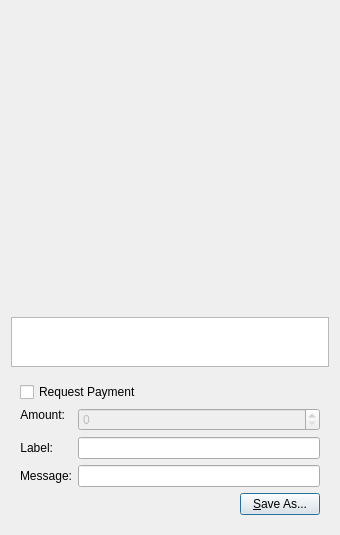
This is src/qt/forms/qrcodedialog.ui in cygnusxi/CurecoinSource as Qt 5 draws it before an edit. The edited form follows.
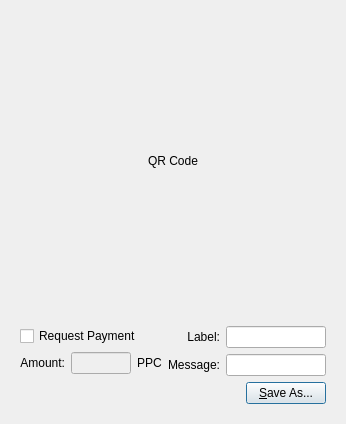
This is the edited form. Custom widgets are drawn as their Qt base class.

Patch:
```diff
--- a/src/qt/forms/qrcodedialog.ui
+++ b/src/qt/forms/qrcodedialog.ui
@@ -6,8 +6,8 @@
    <rect>
     <x>0</x>
     <y>0</y>
-    <width>340</width>
-    <height>530</height>
+    <width>320</width>
+    <height>404</height>
    </rect>
   </property>
   <property name="windowTitle">
@@ -28,8 +28,8 @@
        <height>300</height>
       </size>
      </property>
-     <property name="textFormat">
-      <enum>Qt::PlainText</enum>
+     <property name="text">
+      <string>QR Code</string>
      </property>
      <property name="alignment">
       <set>Qt::AlignCenter</set>
@@ -39,32 +39,14 @@
      </property>
     </widget>
    </item>
-   <item>
-    <widget class="QPlainTextEdit" name="outUri">
-     <property name="sizePolicy">
-      <sizepolicy hsizetype="Expanding" vsizetype="Minimum">
-       <horstretch>0</horstretch>
-       <verstretch>0</verstretch>
-      </sizepolicy>
-     </property>
-     <property name="minimumSize">
-      <size>
-       <width>0</width>
-       <height>50</height>
-      </size>
-     </property>
-     <property name="tabChangesFocus">
-      <bool>true</bool>
-     </property>
-     <property name="textInteractionFlags">
-      <set>Qt::TextSelectableByKeyboard|Qt::TextSelectableByMouse</set>
-     </property>
-    </widget>
-   </item>
    <item>
     <widget class="QWidget" name="widget" native="true">
      <layout class="QVBoxLayout" name="verticalLayout_2">
       <item>
+       <layout class="QHBoxLayout" name="horizontalLayout_2">
+        <item>
+         <layout class="QVBoxLayout" name="verticalLayout">
+          <item>
        <widget class="QCheckBox" name="chkReqPayment">
         <property name="enabled">
          <bool>true</bool>
@@ -75,18 +57,69 @@
        </widget>
       </item>
       <item>
-       <layout class="QFormLayout" name="formLayout">
-        <property name="fieldGrowthPolicy">
-         <enum>QFormLayout::AllNonFixedFieldsGrow</enum>
-        </property>
-        <item row="1" column="0">
+           <layout class="QHBoxLayout" name="horizontalLayout">
+            <item>
+             <widget class="QLabel" name="lblAmount">
+              <property name="sizePolicy">
+               <sizepolicy hsizetype="Preferred" vsizetype="Maximum">
+                <horstretch>0</horstretch>
+                <verstretch>0</verstretch>
+               </sizepolicy>
+              </property>
+              <property name="text">
+               <string>Amount:</string>
+              </property>
+              <property name="alignment">
+               <set>Qt::AlignRight|Qt::AlignTrailing|Qt::AlignVCenter</set>
+              </property>
+              <property name="buddy">
+               <cstring>lnReqAmount</cstring>
+              </property>
+             </widget>
+            </item>
+            <item>
+             <widget class="QLineEdit" name="lnReqAmount">
+              <property name="enabled">
+               <bool>false</bool>
+              </property>
+              <property name="minimumSize">
+               <size>
+                <width>60</width>
+                <height>0</height>
+               </size>
+              </property>
+              <property name="alignment">
+               <set>Qt::AlignRight|Qt::AlignTrailing|Qt::AlignVCenter</set>
+              </property>
+             </widget>
+            </item>
+            <item>
+             <widget class="QLabel" name="lblBTC">
+              <property name="sizePolicy">
+               <sizepolicy hsizetype="Preferred" vsizetype="Maximum">
+                <horstretch>0</horstretch>
+                <verstretch>0</verstretch>
+               </sizepolicy>
+              </property>
+              <property name="text">
+               <string>PPC</string>
+              </property>
+              <property name="buddy">
+               <cstring>lnReqAmount</cstring>
+              </property>
+             </widget>
+            </item>
+           </layout>
+          </item>
+         </layout>
+        </item>
+        <item>
+         <layout class="QGridLayout" name="gridLayout">
+          <item row="0" column="0">
          <widget class="QLabel" name="lblLabel">
           <property name="text">
            <string>Label:</string>
           </property>
-          <property name="textFormat">
-           <enum>Qt::PlainText</enum>
-          </property>
           <property name="alignment">
            <set>Qt::AlignRight|Qt::AlignTrailing|Qt::AlignVCenter</set>
           </property>
@@ -95,17 +128,21 @@
           </property>
          </widget>
         </item>
-        <item row="1" column="1">
-         <widget class="QLineEdit" name="lnLabel"/>
-        </item>
-        <item row="2" column="0">
+          <item row="0" column="1">
+           <widget class="QLineEdit" name="lnLabel">
+            <property name="minimumSize">
+             <size>
+              <width>100</width>
+              <height>0</height>
+             </size>
+            </property>
+           </widget>
+          </item>
+          <item row="1" column="0">
          <widget class="QLabel" name="lblMessage">
           <property name="text">
            <string>Message:</string>
           </property>
-          <property name="textFormat">
-           <enum>Qt::PlainText</enum>
-          </property>
           <property name="alignment">
            <set>Qt::AlignRight|Qt::AlignTrailing|Qt::AlignVCenter</set>
           </property>
@@ -114,39 +151,11 @@
           </property>
          </widget>
         </item>
-        <item row="2" column="1">
-         <widget class="QLineEdit" name="lnMessage"/>
-        </item>
-        <item row="0" column="0">
-         <widget class="QLabel" name="lblAmount">
-          <property name="sizePolicy">
-           <sizepolicy hsizetype="Preferred" vsizetype="Maximum">
-            <horstretch>0</horstretch>
-            <verstretch>0</verstretch>
-           </sizepolicy>
-          </property>
-          <property name="text">
-           <string>Amount:</string>
-          </property>
-          <property name="textFormat">
-           <enum>Qt::PlainText</enum>
-          </property>
-          <property name="alignment">
-           <set>Qt::AlignRight|Qt::AlignTrailing|Qt::AlignVCenter</set>
-          </property>
-          <property name="buddy">
-           <cstring>lnReqAmount</cstring>
-          </property>
-         </widget>
-        </item>
-        <item row="0" column="1">
-         <widget class="curecoinAmountField" name="lnReqAmount">
-          <property name="enabled">
-           <bool>false</bool>
-          </property>
+          <item row="1" column="1">
+           <widget class="QLineEdit" name="lnMessage">
           <property name="minimumSize">
            <size>
-            <width>80</width>
+              <width>100</width>
             <height>0</height>
            </size>
           </property>
@@ -154,8 +163,10 @@
         </item>
        </layout>
       </item>
+       </layout>
+      </item>
       <item>
-       <layout class="QHBoxLayout" name="horizontalLayout">
+       <layout class="QHBoxLayout" name="horizontalLayout_3">
         <item>
          <spacer name="horizontalSpacer">
           <property name="orientation">
@@ -183,13 +194,6 @@
    </item>
   </layout>
  </widget>
- <customwidgets>
-  <customwidget>
-   <class>curecoinAmountField</class>
-   <extends>QSpinBox</extends>
-   <header>curecoinamountfield.h</header>
-  </customwidget>
- </customwidgets>
  <resources/>
  <connections>
   <connection>
```
Left out of the diff: 2 changed lines with no effect on the pictures. Lines whose indentation alone changed are shown as unchanged.
